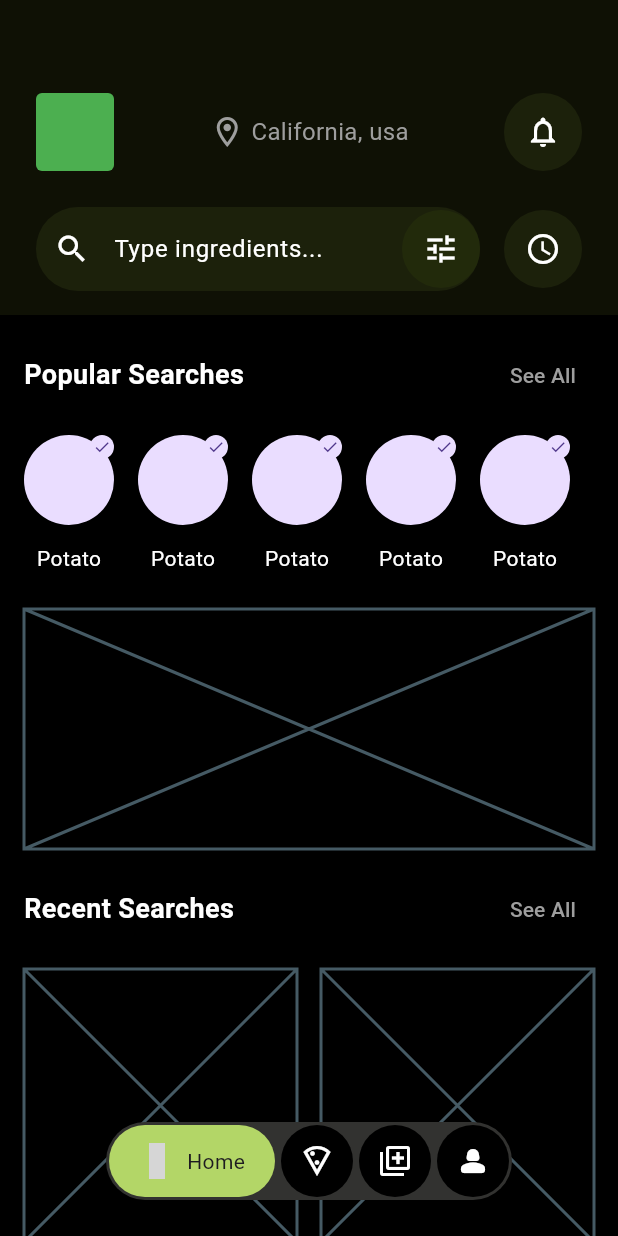
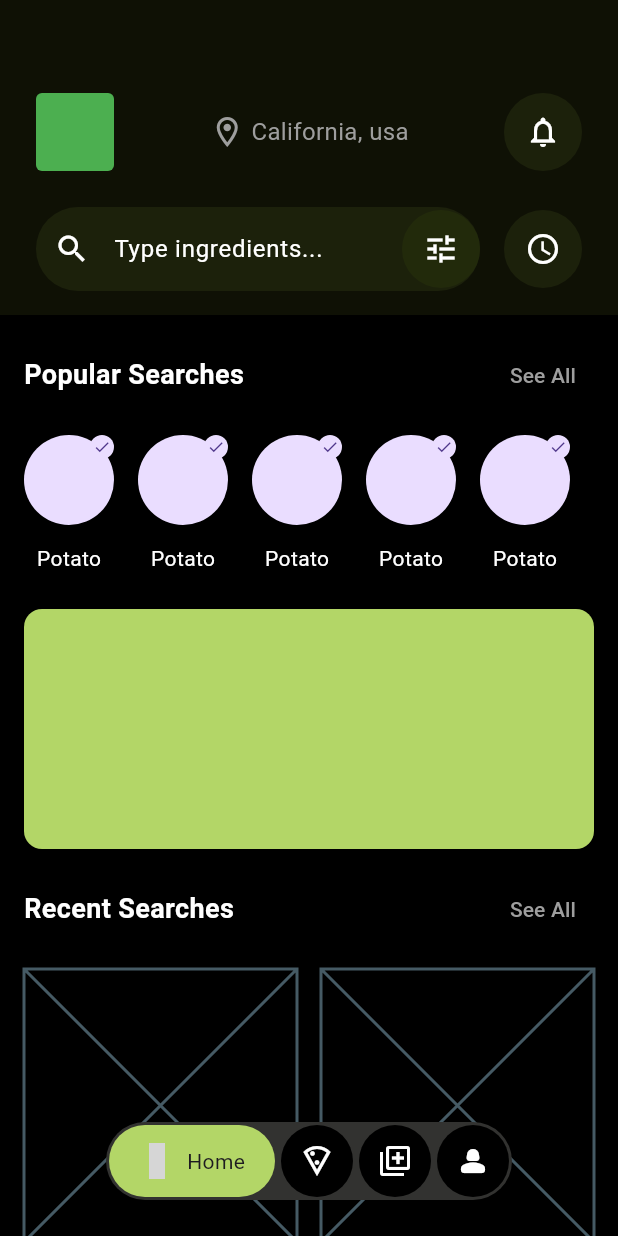
Before and after one commit to JAICHANGPARK/flutter_notebook_chapter_43, a Flutter app: the FoodOrderMainPage screen opened directly, on a phone screen of 412 x 824 dp. Run offline on Flutter 3.47's test engine with Material 3 defaults, Android fonts, the phone set to English and light mode, and no system bars; our stand-ins replace gap, hugeicons, percent_indicator; grey boxes are pictures that could not be loaded.

Commit message:
Update food_order_home_page.dart

```diff
--- a/lib/ep2393_food_order_app/ui/home/food_order_home_page.dart
+++ b/lib/ep2393_food_order_app/ui/home/food_order_home_page.dart
@@ -108,7 +108,11 @@ class _FoodOrderHomePageState extends State<FoodOrderHomePage> {
             ),
             Container(
               height: 160,
-              child: Placeholder(),
+              decoration: BoxDecoration(
+                color: Color(0xffb3d667),
+                borderRadius: BorderRadius.circular(12),
+              ),
+              // child: Placeholder(),
             ),
             Row(
               mainAxisAlignment: MainAxisAlignment.spaceBetween,
```
